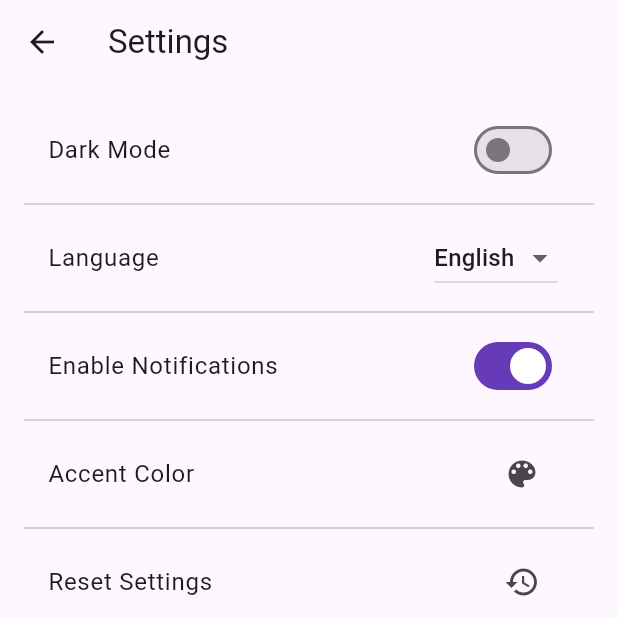
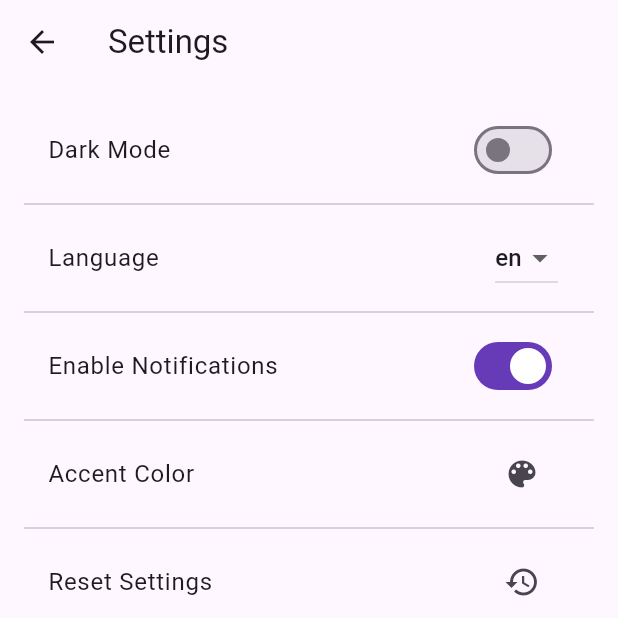
Before and after one commit to Sonykhan1121/Flutter-Apps-, a Flutter app: the screen it shows after launch, after a tap on the "settings" icon, on a phone screen of 412 x 824 dp, the top half of it. Run offline on Flutter 3.47's test engine with Material 3 defaults, Android fonts, the phone set to English and light mode, and no system bars; our stand-ins replace qr_flutter, sqflite; missing offline and left inert: qr_code_scanner_plus; accounts and stored records are empty; generated files the repository leaves out were written again.

Commit message:
Todo List version 4

```diff
--- /dev/null
+++ b/ToDoListApp/l10n.yaml
@@ -0,0 +1,3 @@
+arb-dir: lib/l10n
+template-arb-file: app_en.arb
+output-localization-file: app_localizations.dart
--- /dev/null
+++ b/ToDoListApp/lib/l10n/l10n.dart
@@ -0,0 +1,13 @@
+
+
+import 'dart:ui';
+
+class L10n {
+  static final all = [
+    Locale('en'),
+    Locale('es'),
+    Locale('fr'),
+    Locale('de'),
+    Locale('zh'),
+  ];
+}
--- a/ToDoListApp/lib/main.dart
+++ b/ToDoListApp/lib/main.dart
@@ -1,28 +1,50 @@
 import 'package:flutter/material.dart';
 import 'package:provider/provider.dart';
+import 'package:to_do_list/providers/language_provider.dart';
+import 'l10n/l10n.dart';
 import 'providers/task_provider.dart';
 import 'providers/theme_provider.dart';
 import 'pages/home_page.dart';
 import 'utils/constants.dart';
+import 'package:flutter_gen/gen_l10n/app_localizations.dart';
+import 'package:flutter_localizations/flutter_localizations.dart';
+
 
 void main() {
   runApp(MyApp());
 }
 
-class MyApp extends StatelessWidget {
+class MyApp extends StatefulWidget {
+  @override
+  State<MyApp> createState() => _MyAppState();
+}
+
+class _MyAppState extends State<MyApp> {
   @override
   Widget build(BuildContext context) {
+
     return MultiProvider(
       providers: [
         ChangeNotifierProvider(create: (_) => TaskProvider()),
         ChangeNotifierProvider(create: (_) => ThemeProvider()),
+        ChangeNotifierProvider(create: (_)=>LanguageProvider()),
+
       ],
       child: Consumer<ThemeProvider>(
         builder: (context, themeProvider, child) {
+          final languageProvder = Provider.of<LanguageProvider>(context);
           return MaterialApp(
             debugShowCheckedModeBanner: false,
             title: Constants.appName,
-            theme: themeProvider.themeData,  // Apply theme data from the provider
+            theme: themeProvider.themeData,
+            supportedLocales: L10n.all,
+            locale: languageProvder.locale,
+            localizationsDelegates: [
+              AppLocalizations.delegate,
+              GlobalMaterialLocalizations.delegate,
+              GlobalCupertinoLocalizations.delegate,
+              GlobalWidgetsLocalizations.delegate,
+            ],
             home: HomePage(),
           );
         },
--- a/ToDoListApp/lib/pages/home_page.dart
+++ b/ToDoListApp/lib/pages/home_page.dart
@@ -5,6 +5,7 @@ import '../providers/task_provider.dart';
 import '../providers/theme_provider.dart'; // Add this import
 import 'add_task_page.dart';
 import '../widgets/task_tile.dart';
+import 'package:flutter_gen/gen_l10n/app_localizations.dart';
 
 class HomePage extends StatefulWidget {
   @override
@@ -76,7 +77,10 @@ class _HomePageState extends State<HomePage> {
               ),
             );
           }
-          return ListView.builder(
+          return Column(
+            children: [
+              Expanded(
+                child: ListView.builder(
                   itemCount: provider.tasks.length,
                   itemBuilder: (context, index) {
                     final task = provider.tasks[index];
@@ -122,6 +126,14 @@ class _HomePageState extends State<HomePage> {
                       ),
                     );
                   },
+                ),
+              ),
+              SizedBox(height: 16),
+              Text(
+                  AppLocalizations.of(context)!.language,
+                style: TextStyle(
+                  fontSize: 16,)),
+            ],
           );
         },
       ),
--- a/ToDoListApp/lib/pages/settings_page.dart
+++ b/ToDoListApp/lib/pages/settings_page.dart
@@ -1,12 +1,17 @@
 import 'package:flutter/material.dart';
 import 'package:provider/provider.dart';
+import 'package:to_do_list/providers/language_provider.dart';
+import '../l10n/l10n.dart';
 import '../providers/theme_provider.dart';
 import '../utils/constants.dart';
+import 'package:flutter_gen/gen_l10n/app_localizations.dart';
 
 class SettingsPage extends StatelessWidget {
   @override
   Widget build(BuildContext context) {
     final themeProvider = Provider.of<ThemeProvider>(context);
+    final languageProvider = Provider.of<LanguageProvider>(context);
+
 
     return Scaffold(
       appBar: AppBar(
@@ -17,7 +22,7 @@ class SettingsPage extends StatelessWidget {
         children: [
           // Dark Mode Toggle
           _buildSettingTile(
-            title: Constants.darkModeToggle,
+            title: AppLocalizations.of(context)!.darkModeToggle,
             trailing: Switch(
               value: themeProvider.isDarkMode,
               onChanged: (bool value) {
@@ -29,18 +34,18 @@ class SettingsPage extends StatelessWidget {
 
           // Language Selection
           _buildSettingTile(
-            title: 'Language',
-            trailing: DropdownButton<String>(
-              value: 'English', // Default language
-              onChanged: (String? newValue) {
-                // Handle language change
-                // You can integrate a localization package like `flutter_localizations`
+            title: AppLocalizations.of(context)!.language,
+            trailing: DropdownButton<Locale>( // Use Locale type
+              value: languageProvider.locale, // Set value from provider
+              onChanged: (Locale? newValue) {
+                if (newValue != null) {
+                  languageProvider.setLocale(newValue); // Update provider
+                }
               },
-              items: <String>['English', 'Spanish', 'French', 'German']
-                  .map<DropdownMenuItem<String>>((String value) {
-                return DropdownMenuItem<String>(
-                  value: value,
-                  child: Text(value),
+              items: L10n.all.map<DropdownMenuItem<Locale>>((Locale locale) {
+                return DropdownMenuItem<Locale>( // Use Locale in DropdownMenuItem
+                  value: locale,
+                  child: Text(locale.languageCode), // Display language code or name
                 );
               }).toList(),
             ),
@@ -49,7 +54,8 @@ class SettingsPage extends StatelessWidget {
 
           // Notification Preferences
           _buildSettingTile(
-            title: 'Enable Notifications',
+            title: AppLocalizations.of(context)!.enableNotifications
+            ,
             trailing: Switch(
               value: true, // Default value
               onChanged: (bool value) {
@@ -61,11 +67,11 @@ class SettingsPage extends StatelessWidget {
 
           // Appearance Customization
           _buildSettingTile(
-            title: 'Accent Color',
+            title: AppLocalizations.of(context)!.accentColor,
             trailing: IconButton(
               icon: Icon(Icons.color_lens),
               onPressed: () {
-                _showColorPicker(context, themeProvider);
+                _showColorPicker(context, themeProvider,languageProvider);
               },
             ),
           ),
@@ -73,7 +79,7 @@ class SettingsPage extends StatelessWidget {
 
           // Reset Settings
           _buildSettingTile(
-            title: 'Reset Settings',
+            title: AppLocalizations.of(context)!.resetSettings,
             trailing: IconButton(
               icon: Icon(Icons.restore),
               onPressed: () {
@@ -95,7 +101,7 @@ class SettingsPage extends StatelessWidget {
   }
 
   // Show a color picker dialog for accent color customization
-  void _showColorPicker(BuildContext context, ThemeProvider themeProvider) {
+  void _showColorPicker(BuildContext context, ThemeProvider themeProvider,LanguageProvider LanguageProvider) {
     final List<Color> colors = [
       Colors.deepPurple,
       Colors.blue,
@@ -108,7 +114,7 @@ class SettingsPage extends StatelessWidget {
       context: context,
       builder: (context) {
         return AlertDialog(
-          title: Text('Choose Accent Color'),
+          title: Text(AppLocalizations.of(context)!.chooseAccentColor),
           content: Wrap(
             spacing: 8,
             runSpacing: 8,
@@ -141,19 +147,19 @@ class SettingsPage extends StatelessWidget {
       context: context,
       builder: (context) {
         return AlertDialog(
-          title: Text('Reset Settings'),
-          content: Text('Are you sure you want to reset all settings?'),
+          title: Text(AppLocalizations.of(context)!.resetSettings),
+          content: Text(AppLocalizations.of(context)!.resetSettingsConfirmation),
           actions: [
             TextButton(
               onPressed: () => Navigator.pop(context),
-              child: Text('Cancel'),
+              child: Text(AppLocalizations.of(context)!.cancel),
             ),
             TextButton(
               onPressed: () {
                 themeProvider.resetSettings(); // Reset theme and other settings
                 Navigator.pop(context);
               },
-              child: Text('Reset', style: TextStyle(color: Colors.red)),
+              child: Text(AppLocalizations.of(context)!.reset, style: TextStyle(color: Colors.red)),
             ),
           ],
         );
--- /dev/null
+++ b/ToDoListApp/lib/providers/language_provider.dart
@@ -0,0 +1,15 @@
+import 'package:flutter/material.dart';
+
+import '../l10n/l10n.dart';
+
+class LanguageProvider with ChangeNotifier {
+  Locale _locale = const Locale('en');
+
+  Locale get locale => _locale;
+
+  void setLocale(Locale locale) {
+    if(!L10n.all.contains(locale)) return;
+    _locale = locale;
+    notifyListeners();
+  }
+}
--- a/ToDoListApp/lib/widgets/task_tile.dart
+++ b/ToDoListApp/lib/widgets/task_tile.dart
@@ -12,6 +12,7 @@ class TaskTile extends StatelessWidget {
   Widget build(BuildContext context) {
     return ListTile(
       title: Text(task.title),
+
       subtitle: Text(task.description),
       trailing: IconButton(
         icon: Icon(Icons.delete),
--- a/ToDoListApp/pubspec.yaml
+++ b/ToDoListApp/pubspec.yaml
@@ -36,7 +36,9 @@ dependencies:
   cupertino_icons: ^1.0.8
   provider: ^6.1.2
   sqflite: ^2.4.2
-  intl: ^0.20.2
+  flutter_localization: ^0.3.1
+  intl: ^0.19.0
+
 
 dev_dependencies:
   flutter_test:
@@ -54,7 +56,7 @@ dev_dependencies:
 
 # The following section is specific to Flutter packages.
 flutter:
-
+  generate: true
   # The following line ensures that the Material Icons font is
   # included with your application, so that you can use the icons in
   # the material Icons class.
```
Also changed, not shown: ToDoListApp/lib/l10n/app_de.arb (added, +20 -0 lines), ToDoListApp/lib/l10n/app_en.arb (added, +20 -0 lines), ToDoListApp/lib/l10n/app_es.arb (added, +20 -0 lines), ToDoListApp/lib/l10n/app_fr.arb (added, +20 -0 lines), ToDoListApp/lib/l10n/app_zh.arb (added, +20 -0 lines), ToDoListApp/lib/pages/add_task_page.dart (+10 -7 lines), ToDoListApp/pubspec.lock, 9 other files. Lines whose indentation alone changed are shown as unchanged.
